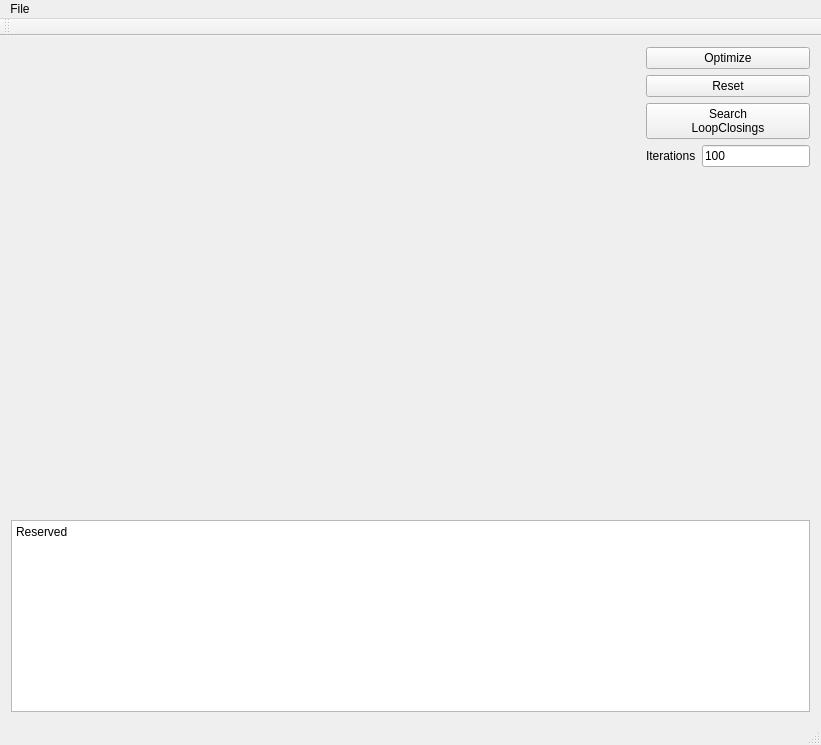
The window that mainwindow.ui (jaejunlee0538/manual_pos_graph_slam) describes before a commit, drawn with Qt 5.
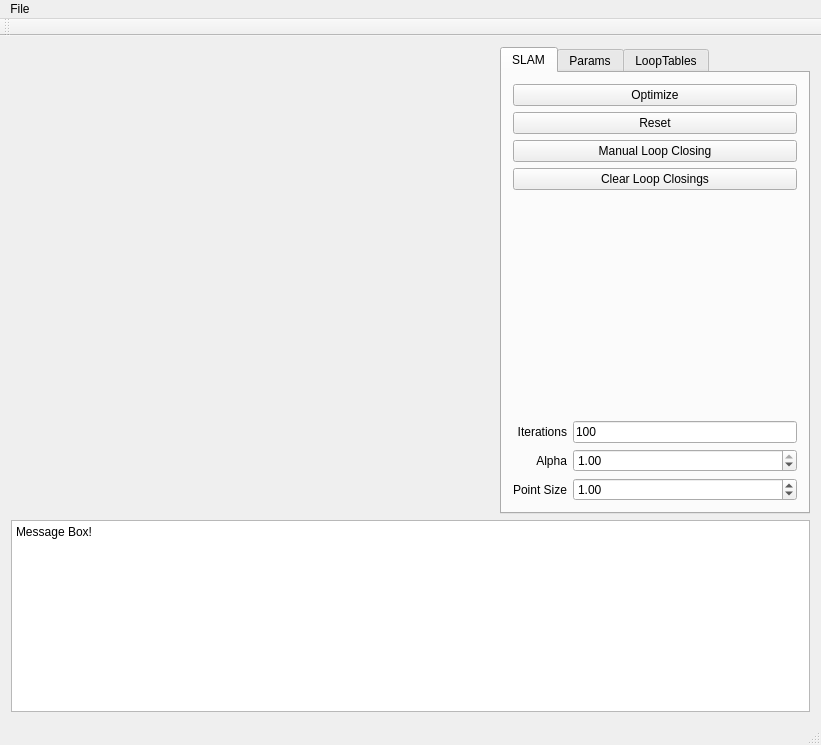
The same window after the commit. Custom widgets are drawn as their Qt base class.

Commit message: Manual Loop Closing

```diff
--- a/mainwindow.ui
+++ b/mainwindow.ui
@@ -20,7 +20,7 @@
       <item>
        <widget class="CloudViewer" name="widget_CloudViewer" native="true">
         <property name="sizePolicy">
-         <sizepolicy hsizetype="Preferred" vsizetype="Preferred">
+         <sizepolicy hsizetype="Expanding" vsizetype="Expanding">
           <horstretch>1</horstretch>
           <verstretch>1</verstretch>
          </sizepolicy>
@@ -28,6 +28,16 @@
        </widget>
       </item>
       <item>
+       <widget class="QTabWidget" name="LoopEdges">
+        <property name="currentIndex">
+         <number>0</number>
+        </property>
+        <widget class="QWidget" name="tab">
+         <attribute name="title">
+          <string>SLAM</string>
+         </attribute>
+         <layout class="QVBoxLayout" name="verticalLayout_3">
+          <item>
        <layout class="QVBoxLayout" name="verticalLayout_2">
         <item>
          <widget class="QPushButton" name="pushButton_Optimize">
@@ -46,28 +56,16 @@
         <item>
          <widget class="QPushButton" name="pushButton_SearchLoopClosings">
           <property name="text">
-           <string>Search
-LoopClosings</string>
+               <string>Manual Loop Closing</string>
           </property>
          </widget>
         </item>
         <item>
-         <layout class="QGridLayout" name="gridLayout">
-          <item row="1" column="0">
-           <widget class="QLabel" name="label_Iterations">
+             <widget class="QPushButton" name="pushButton_ClearLoopClosings">
             <property name="text">
-             <string>Iterations</string>
-            </property>
-           </widget>
-          </item>
-          <item row="1" column="1">
-           <widget class="QLineEdit" name="lineEdit_iterations">
-            <property name="text">
-             <string>100</string>
-            </property>
-           </widget>
-          </item>
-         </layout>
+               <string>Clear Loop Closings</string>
+              </property>
+             </widget>
         </item>
         <item>
          <spacer name="verticalSpacer">
@@ -82,7 +80,195 @@
           </property>
          </spacer>
         </item>
-       </layout>
+            <item>
+             <layout class="QFormLayout" name="formLayout">
+              <property name="fieldGrowthPolicy">
+               <enum>QFormLayout::AllNonFixedFieldsGrow</enum>
+              </property>
+              <property name="labelAlignment">
+               <set>Qt::AlignRight|Qt::AlignTrailing|Qt::AlignVCenter</set>
+              </property>
+              <property name="formAlignment">
+               <set>Qt::AlignLeading|Qt::AlignLeft|Qt::AlignTop</set>
+              </property>
+              <item row="1" column="0">
+               <widget class="QLabel" name="label_Iterations">
+                <property name="text">
+                 <string>Iterations</string>
+                </property>
+                <property name="alignment">
+                 <set>Qt::AlignRight|Qt::AlignTrailing|Qt::AlignVCenter</set>
+                </property>
+               </widget>
+              </item>
+              <item row="1" column="1">
+               <widget class="QLineEdit" name="lineEdit_iterations">
+                <property name="sizePolicy">
+                 <sizepolicy hsizetype="Minimum" vsizetype="Fixed">
+                  <horstretch>0</horstretch>
+                  <verstretch>0</verstretch>
+                 </sizepolicy>
+                </property>
+                <property name="text">
+                 <string>100</string>
+                </property>
+               </widget>
+              </item>
+              <item row="2" column="0">
+               <widget class="QLabel" name="label_Iterations_2">
+                <property name="text">
+                 <string>Alpha</string>
+                </property>
+                <property name="alignment">
+                 <set>Qt::AlignRight|Qt::AlignTrailing|Qt::AlignVCenter</set>
+                </property>
+               </widget>
+              </item>
+              <item row="3" column="1">
+               <widget class="QDoubleSpinBox" name="doubleSpinBox_PointSize">
+                <property name="minimum">
+                 <double>0.100000000000000</double>
+                </property>
+                <property name="maximum">
+                 <double>10.000000000000000</double>
+                </property>
+                <property name="singleStep">
+                 <double>0.500000000000000</double>
+                </property>
+                <property name="value">
+                 <double>1.000000000000000</double>
+                </property>
+               </widget>
+              </item>
+              <item row="3" column="0">
+               <widget class="QLabel" name="label_Iterations_3">
+                <property name="text">
+                 <string>Point Size</string>
+                </property>
+                <property name="alignment">
+                 <set>Qt::AlignRight|Qt::AlignTrailing|Qt::AlignVCenter</set>
+                </property>
+               </widget>
+              </item>
+              <item row="2" column="1">
+               <widget class="QDoubleSpinBox" name="doubleSpinBox_AlphaPointCloud">
+                <property name="maximum">
+                 <double>1.000000000000000</double>
+                </property>
+                <property name="singleStep">
+                 <double>0.100000000000000</double>
+                </property>
+                <property name="value">
+                 <double>1.000000000000000</double>
+                </property>
+               </widget>
+              </item>
+             </layout>
+            </item>
+           </layout>
+          </item>
+         </layout>
+        </widget>
+        <widget class="QWidget" name="tab_2">
+         <attribute name="title">
+          <string>Params</string>
+         </attribute>
+         <layout class="QVBoxLayout" name="verticalLayout_4">
+          <item>
+           <widget class="QGroupBox" name="groupBox">
+            <property name="title">
+             <string>Information Matrix</string>
+            </property>
+            <property name="flat">
+             <bool>false</bool>
+            </property>
+            <property name="checkable">
+             <bool>false</bool>
+            </property>
+            <property name="checked">
+             <bool>false</bool>
+            </property>
+            <layout class="QFormLayout" name="formLayout_2">
+             <property name="fieldGrowthPolicy">
+              <enum>QFormLayout::AllNonFixedFieldsGrow</enum>
+             </property>
+             <item row="0" column="0">
+              <widget class="MatrixTextEdit" name="matrixEdit_InfoMatrix">
+               <property name="plainText">
+                <string>1 0 0 0 0 0
+0 1 0 0 0 0
+0 0 1 0 0 0
+0 0 0 1 0 0
+0 0 0 0 1 0
+0 0 0 0 0 1
+</string>
+               </property>
+              </widget>
+             </item>
+             <item row="1" column="0">
+              <widget class="QPushButton" name="pushButton_ApplyInfoMatrix">
+               <property name="text">
+                <string>Apply</string>
+               </property>
+              </widget>
+             </item>
+            </layout>
+           </widget>
+          </item>
+          <item>
+           <widget class="QGroupBox" name="groupBox_2">
+            <property name="title">
+             <string>Default Information Matrix</string>
+            </property>
+            <property name="flat">
+             <bool>false</bool>
+            </property>
+            <property name="checkable">
+             <bool>true</bool>
+            </property>
+            <property name="checked">
+             <bool>false</bool>
+            </property>
+            <layout class="QFormLayout" name="formLayout_3">
+             <property name="fieldGrowthPolicy">
+              <enum>QFormLayout::AllNonFixedFieldsGrow</enum>
+             </property>
+             <item row="0" column="0">
+              <widget class="MatrixTextEdit" name="matrixEdit_DefaultInfoMatrix">
+               <property name="plainText">
+                <string>1 0 0 0 0 0
+0 1 0 0 0 0
+0 0 1 0 0 0
+0 0 0 1 0 0
+0 0 0 0 1 0
+0 0 0 0 0 1
+</string>
+               </property>
+              </widget>
+             </item>
+            </layout>
+           </widget>
+          </item>
+         </layout>
+        </widget>
+        <widget class="QWidget" name="tab_3">
+         <attribute name="title">
+          <string>LoopTables</string>
+         </attribute>
+         <layout class="QVBoxLayout" name="verticalLayout_5">
+          <item>
+           <widget class="QTableView" name="tableView_LoopEdges"/>
+          </item>
+          <item>
+           <widget class="QPushButton" name="pushButton_DeleteSelectedLoopClosings">
+            <property name="text">
+             <string>Delete Selected</string>
+            </property>
+           </widget>
+          </item>
+         </layout>
+        </widget>
+       </widget>
       </item>
      </layout>
     </item>
@@ -100,7 +286,7 @@
          <bool>true</bool>
         </property>
         <property name="plainText">
-         <string>Reserved</string>
+         <string>Message Box!</string>
         </property>
        </widget>
       </item>
@@ -147,6 +333,15 @@
    <extends>QWidget</extends>
    <header>cloudviewer.h</header>
    <container>1</container>
+   <slots>
+    <slot>slot_setPointAlpha(double)</slot>
+    <slot>slot_setPointSize(double)</slot>
+   </slots>
+  </customwidget>
+  <customwidget>
+   <class>MatrixTextEdit</class>
+   <extends>QPlainTextEdit</extends>
+   <header location="global">matrixtextedit.h</header>
   </customwidget>
  </customwidgets>
  <resources/>
```
Left out of the diff: 2 changed lines with no effect on the pictures. Lines whose indentation alone changed are shown as unchanged. The commit also changes 321 other files.
